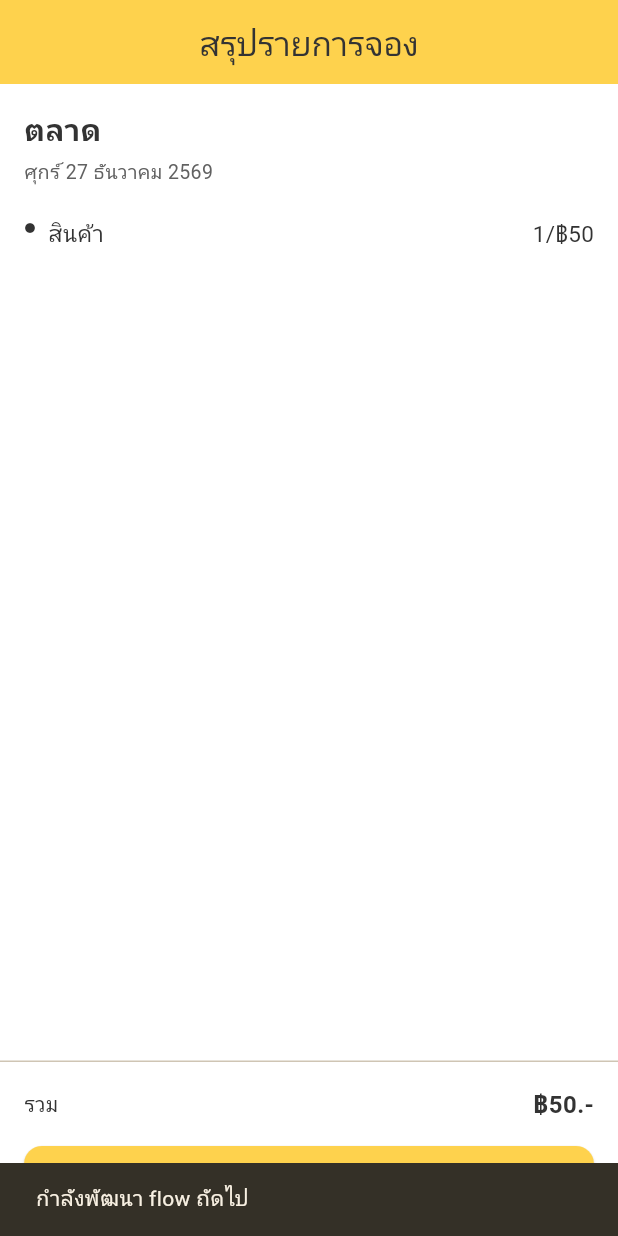
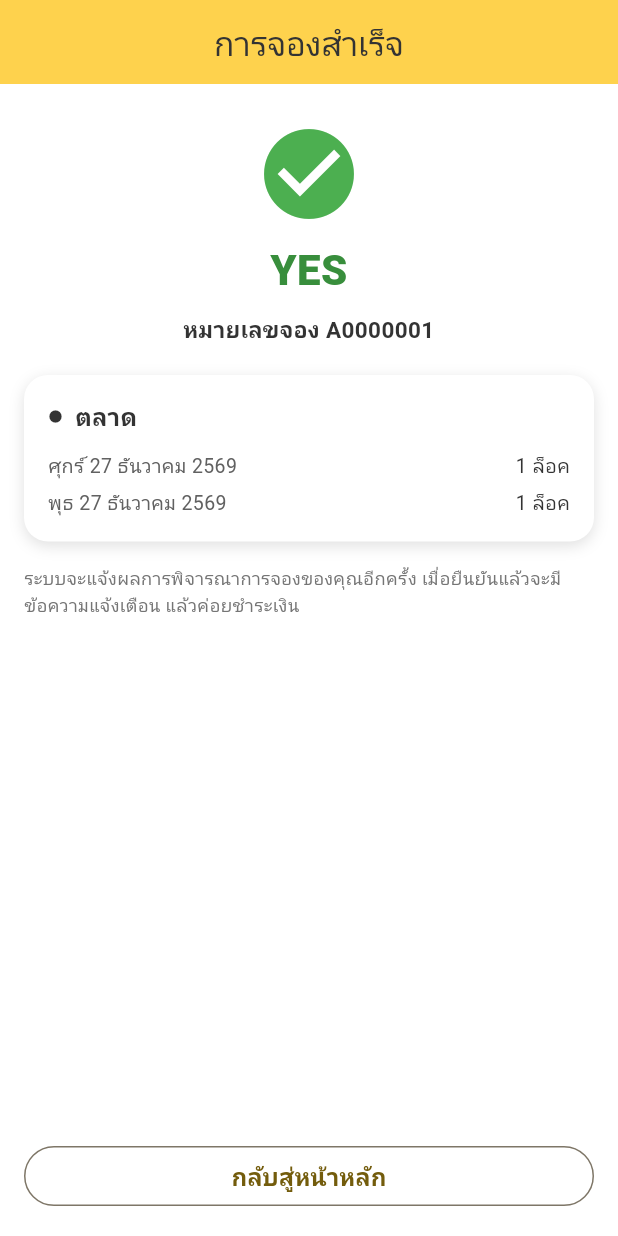
Before and after one commit to izzabellerina/flutter-space-dee-v4, a Flutter app: the BookingSummaryScreen screen opened by its route, after a tap on "ยืนยันการจองล็อค", on a phone screen of 412 x 824 dp. Run offline on Flutter 3.47's test engine with Material 3 defaults, Android fonts, the phone set to English and light mode, and no system bars; our stand-ins replace flutter_riverpod, flutter_svg, font_awesome_flutter, go_router, google_sign_in, qr_flutter; missing offline and left inert: flutter_facebook_auth, flutter_line_sdk, gal; Roboto replaces fonts that are missing (Anuphan).

Commit message:
Add booking-success screen ending the daily-booking flow
- New BookingSuccessScreen (route /booking-success): YES badge, booking no., summary card
- "ยืนยันการจองล็อค" on the summary now pushes the success page
- Terminal page: no back arrow; "กลับสู่หน้าหลัก" resets to /home

Co-Authored-By: Claude Opus 4.8 <noreply@anthropic.com>

```diff
--- a/lib/router/app_router.dart
+++ b/lib/router/app_router.dart
@@ -2,6 +2,7 @@ import 'package:go_router/go_router.dart';
 
 import '../screens/home_screen.dart';
 import '../screens/login_screen.dart';
+import '../screens/booking_success_screen.dart';
 import '../screens/booking_summary_screen.dart';
 import '../screens/payment_screen.dart';
 import '../screens/register_screen.dart';
@@ -49,5 +50,11 @@ final appRouter = GoRouter(
       builder: (context, state) =>
           BookingSummaryScreen(summary: state.extra as Map<String, dynamic>?),
     ),
+    GoRoute(
+      path: '/booking-success',
+      // เปิดเมื่อกด "ยืนยันการจองล็อค" ในหน้าสรุป
+      builder: (context, state) =>
+          BookingSuccessScreen(result: state.extra as Map<String, dynamic>?),
+    ),
   ],
 );
--- /dev/null
+++ b/lib/screens/booking_success_screen.dart
@@ -0,0 +1,176 @@
+import 'package:flutter/material.dart';
+import 'package:go_router/go_router.dart';
+
+import '../theme/app_colors.dart';
+
+/// หน้า "การจองสำเร็จ" — เปิดเมื่อกด "ยืนยันการจองล็อค" ในหน้าสรุป
+///
+/// เป็นหน้าจบ flow (terminal) → ไม่มีปุ่ม back, มีแค่ "กลับสู่หน้าหลัก"
+///
+/// ทำไม StatelessWidget?
+/// - แค่แสดงผลสำเร็จ ไม่มี state ที่เปลี่ยนระหว่างใช้งาน
+class BookingSuccessScreen extends StatelessWidget {
+  const BookingSuccessScreen({super.key, this.result});
+
+  /// ค่าที่ส่งมาทาง extra: market, quantity
+  final Map<String, dynamic>? result;
+
+  // หมายเลขจอง (mock) — ของจริงจะมาจาก backend
+  static const String _bookingNo = 'A0000001';
+
+  @override
+  Widget build(BuildContext context) {
+    final market = result?['market'] as String? ?? 'ตลาด';
+    final quantity = result?['quantity'] as int? ?? 1;
+
+    return Scaffold(
+      appBar: AppBar(
+        title: const Text('การจองสำเร็จ'),
+        centerTitle: true,
+        automaticallyImplyLeading: false, // ไม่มีปุ่ม back (เป็นหน้าจบ flow)
+      ),
+      body: SafeArea(
+        child: Column(
+          children: [
+            // ── เนื้อหา (scroll) ──
+            Expanded(
+              child: SingleChildScrollView(
+                padding: const EdgeInsets.all(16),
+                child: Column(
+                  crossAxisAlignment: CrossAxisAlignment.stretch,
+                  children: [
+                    const SizedBox(height: 8),
+                    // ตราสำเร็จ
+                    const Icon(
+                      Icons.check_circle,
+                      color: Colors.green,
+                      size: 72,
+                    ),
+                    const SizedBox(height: 8),
+                    Text(
+                      'YES',
+                      textAlign: TextAlign.center,
+                      style: TextStyle(
+                        fontSize: 28,
+                        fontWeight: FontWeight.w800,
+                        color: Colors.green[700],
+                      ),
+                    ),
+                    const SizedBox(height: 8),
+                    Text(
+                      'หมายเลขจอง $_bookingNo',
+                      textAlign: TextAlign.center,
+                      style: const TextStyle(
+                        fontSize: 15,
+                        fontWeight: FontWeight.w600,
+                        color: AppColors.textDark,
+                      ),
+                    ),
+                    const SizedBox(height: 20),
+
+                    // การ์ดสรุปการจอง
+                    Container(
+                      padding: const EdgeInsets.all(16),
+                      decoration: BoxDecoration(
+                        color: Colors.white,
+                        borderRadius: BorderRadius.circular(16),
+                        boxShadow: AppColors.cardShadow,
+                      ),
+                      child: Column(
+                        crossAxisAlignment: CrossAxisAlignment.start,
+                        children: [
+                          // ชื่อตลาด
+                          Row(
+                            children: [
+                              const Icon(
+                                Icons.circle,
+                                size: 10,
+                                color: AppColors.textDark,
+                              ),
+                              const SizedBox(width: 8),
+                              Expanded(
+                                child: Text(
+                                  market,
+                                  style: const TextStyle(
+                                    fontSize: 16,
+                                    fontWeight: FontWeight.w700,
+                                    color: AppColors.textDark,
+                                  ),
+                                ),
+                              ),
+                            ],
+                          ),
+                          const SizedBox(height: 12),
+                          // วันที่ + จำนวนล็อค (mock 2 บรรทัด)
+                          _DateLotRow(
+                            date: 'ศุกร์ 27 ธันวาคม 2569',
+                            lots: quantity,
+                          ),
+                          const SizedBox(height: 6),
+                          _DateLotRow(
+                            date: 'พุธ 27 ธันวาคม 2569',
+                            lots: quantity,
+                          ),
+                        ],
+                      ),
+                    ),
+                    const SizedBox(height: 16),
+
+                    // หมายเหตุ
+                    Text(
+                      'ระบบจะแจ้งผลการพิจารณาการจองของคุณอีกครั้ง '
+                      'เมื่อยืนยันแล้วจะมีข้อความแจ้งเตือน แล้วค่อยชำระเงิน',
+                      style: TextStyle(fontSize: 12, color: Colors.grey[600]),
+                    ),
+                  ],
+                ),
+              ),
+            ),
+
+            // ── ปุ่มกลับหน้าหลัก (ติดล่าง) ──
+            Padding(
+              padding: const EdgeInsets.all(16),
+              child: SizedBox(
+                width: double.infinity,
+                child: OutlinedButton(
+                  onPressed: () => context.go('/home'),
+                  child: const Padding(
+                    padding: EdgeInsets.symmetric(vertical: 4),
+                    child: Text(
+                      'กลับสู่หน้าหลัก',
+                      style: TextStyle(
+                        fontSize: 16,
+                        fontWeight: FontWeight.w600,
+                      ),
+                    ),
+                  ),
+                ),
+              ),
+            ),
+          ],
+        ),
+      ),
+    );
+  }
+}
+
+/// แถววันที่ + จำนวนล็อค (ขวา)
+class _DateLotRow extends StatelessWidget {
+  const _DateLotRow({required this.date, required this.lots});
+  final String date;
+  final int lots;
+
+  @override
+  Widget build(BuildContext context) {
+    return Row(
+      mainAxisAlignment: MainAxisAlignment.spaceBetween,
+      children: [
+        Text(date, style: TextStyle(fontSize: 13, color: Colors.grey[700])),
+        Text(
+          '$lots ล็อค',
+          style: const TextStyle(fontSize: 13, color: AppColors.textDark),
+        ),
+      ],
+    );
+  }
+}
--- a/lib/screens/booking_summary_screen.dart
+++ b/lib/screens/booking_summary_screen.dart
@@ -1,4 +1,5 @@
 import 'package:flutter/material.dart';
+import 'package:go_router/go_router.dart';
 
 import '../theme/app_colors.dart';
 
@@ -104,8 +105,11 @@ class BookingSummaryScreen extends StatelessWidget {
                   SizedBox(
                     width: double.infinity,
                     child: ElevatedButton(
-                      onPressed: () =>
-                          _showSnack(context, 'กำลังพัฒนา flow ถัดไป'),
+                      // ยืนยัน → ไปหน้า "การจองสำเร็จ" (ส่งตลาด+จำนวนล็อคไปด้วย)
+                      onPressed: () => context.push(
+                        '/booking-success',
+                        extra: {'market': market, 'quantity': quantity},
+                      ),
                       child: const Padding(
                         padding: EdgeInsets.symmetric(vertical: 4),
                         child: Text(
@@ -125,12 +129,6 @@ class BookingSummaryScreen extends StatelessWidget {
         ),
       ),
     );
-  }
-
-  void _showSnack(BuildContext context, String message) {
-    ScaffoldMessenger.of(context)
-      ..hideCurrentSnackBar()
-      ..showSnackBar(SnackBar(content: Text(message)));
   }
 }
 
```
